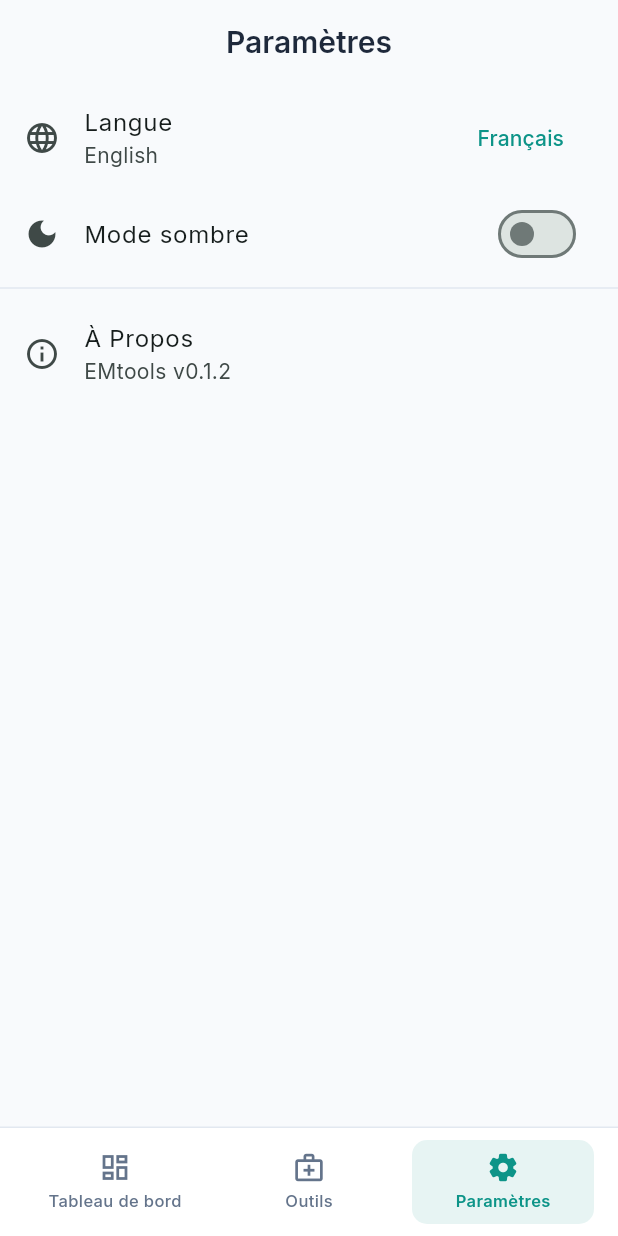
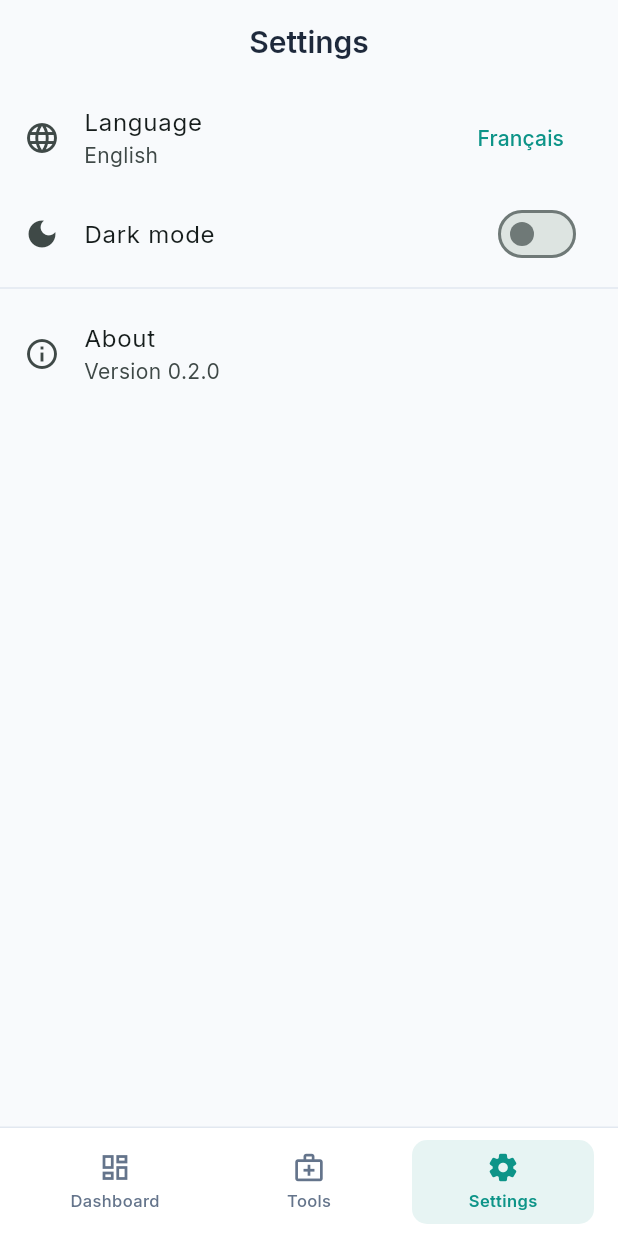
Before and after one commit to medlabib/EMtools, a Flutter app: the SettingsScreen screen opened by its route, after a tap on "English", on a phone screen of 412 x 824 dp. Run offline on Flutter 3.47's test engine with Material 3 defaults, Android fonts, the phone set to English and light mode, and no system bars; our stand-ins replace flutter_riverpod, go_router, google_fonts, shared_preferences, wakelock_plus; accounts and stored records are empty.

Commit message:
refactor(l10n): simplify localization and language state management
- Remove Riverpod dependency and Provider for localization strings
- Use static method to set and update current language strings in AppStrings
- Initialize default language as English in AppStrings
- Update AppStrings.t fallback to English strings instead of French
- Add debug prints on ambient language changes and language setting
- Change languageProvider to notify AppStrings on language updates
- Use ValueNotifier for language change events to trigger UI rebuilds
- Update UI text for app version dynamically using localized string
- Replace hardcoded 'ECG' label with localized string in medical report screen
- Add ValueKey to AppShell for language/version dependent widget rebuilding

```diff
--- a/lib/core/l10n/app_strings.dart
+++ b/lib/core/l10n/app_strings.dart
@@ -1,6 +1,4 @@
 import 'package:flutter/widgets.dart';
-import 'package:flutter_riverpod/flutter_riverpod.dart';
-import '../../presentation/providers/language_provider.dart';
 
 const _en = <String, String>{
   // General
@@ -547,6 +545,11 @@ const _en = <String, String>{
   'ecgIrregular': 'Irregular',
   'ecgAFib': 'AFib',
   'ecgFlutter': 'Flutter',
+  // App
+  'appVersion': 'Version {0}',
+
+  // ECG section title
+  'ecgLabel': 'ECG',
   // ECG components
   'ecgNormal': 'Normal',
   'ecgTall': 'Tall',
@@ -924,7 +927,7 @@ const _fr = <String, String>{
   'lactate': 'Lactate',
   'sodium': 'Sodium',
   'potassium': 'Potassium',
-  'chloride': 'Chlore',
+  'chloride': 'Chlorure',
   'glucose': 'Glucose',
   'hemoglobin': 'Hémoglobine',
   'saturation': 'Saturation',
@@ -1019,12 +1022,12 @@ const _fr = <String, String>{
   'medicalReportTitle': 'Évaluation ABCDE',
   'patientInfo': 'Informations Patient',
   'chiefComplaint': 'Motif de Consultation',
-  'historyOfPresentIllness': 'Histoire de la Maladie',
+  'historyOfPresentIllness': 'Histoire de la maladie (HDM)',
   'pastMedicalHistory': 'Antécédents Médicaux',
   'medications': 'Médicaments',
   'allergies': 'Allergies',
   'familyHistory': 'Antécédents Familiaux',
-  'socialHistory': 'Mode de Vie',
+  'socialHistory': 'Habitudes de vie',
   'physicalExam': 'Examen Physique',
   'vitalSigns': 'Signes Vitaux',
   'assessment': 'Évaluation',
@@ -1080,7 +1083,7 @@ const _fr = <String, String>{
   'users': 'Utilisateurs',
   'userManagement': 'Gestion des Utilisateurs',
   'statistics': 'Statistiques',
-  'analytics': 'Analytiques',
+  'analytics': 'Analyses',
   'systemSettings': 'Paramètres Système',
   'logs': 'Journaux',
   'active': 'Actif',
@@ -1292,6 +1295,8 @@ const _fr = <String, String>{
   'ecgIrregular': 'Irrégulier',
   'ecgAFib': 'FA',
   'ecgFlutter': 'Flutter',
+  // ECG section title
+  'ecgLabel': 'ECG',
   // ECG components
   'ecgNormal': 'Normale',
   'ecgTall': 'Ample',
@@ -1325,12 +1330,12 @@ const _fr = <String, String>{
   'completeAnalysis': 'Analyse complète avec ventilation',
   'calculatedParameters': 'Paramètres calculés',
   'vtPerKgPBW': 'Vt/kg PBW',
-  'drivingPressureMetric': 'Driving Pressure',
+  'drivingPressureMetric': 'Pression motrice',
   'caO2': 'CaO₂',
   'bloodGasSection': 'Gazométrie',
-  'biochemistrySection': 'Biochemistry',
+  'biochemistrySection': 'Biochimie',
   'albumin': 'Albumine',
-  'ventilatorSection': 'Ventilator',
+  'ventilatorSection': 'Paramètres ventilatoires',
   'vt': 'Vt',
   'respiratoryRateLabel': 'FR',
   'peep': 'PEEP',
@@ -1403,10 +1408,11 @@ const _fr = <String, String>{
   'lastUpdated': 'Dernière mise à jour: {0}',
   'stepsCountLabel': '{0} étapes',
 
+  // Version
+  'appVersion': 'Version {0}',
+
   // Settings
   'appDisclaimer': '⚠️ Cette application est un outil d\'aide à la décision et ne remplace pas le jugement clinique.',
-
-  // Vasoactive
   'vasopressors': 'Vasopresseurs',
   'inotropes': 'Inotropes',
   'vasodilators': 'Vasodilatateurs',
@@ -1492,17 +1498,10 @@ const _fr = <String, String>{
   'newborn': 'Nouveau-né',
 };
 
-final locProvider = Provider<Map<String, String>>((ref) {
-  final lang = ref.watch(languageProvider);
-  final map = lang == AppLanguage.english ? _en : _fr;
-  AppStrings._currentStrings = map;
-  return map;
-});
-
 /// Convenience extension for getting localized strings from BuildContext
 extension Loc on BuildContext {
   String t(String key) {
-    return AppStrings._currentStrings[key] ?? _fr[key] ?? key;
+    return AppStrings._currentStrings[key] ?? _en[key] ?? key;
   }
 }
 
@@ -1510,9 +1509,14 @@ extension Loc on BuildContext {
 /// Uses a static map directly updated by the provider.
 // ignore: non_constant_identifier_names
 class AppStrings {
-  static Map<String, String> _currentStrings = _fr;
-
-  static String _t(String key) => _currentStrings[key] ?? _fr[key] ?? key;
+  static Map<String, String> _currentStrings = _en;
+
+  /// Called eagerly by the language provider whenever the language changes.
+  static void setLanguage(int langIndex) {
+    _currentStrings = langIndex == 1 ? _en : _fr;
+  }
+
+  static String _t(String key) => _currentStrings[key] ?? _en[key] ?? key;
 
   static void setAmbientContext(BuildContext? ctx) {}
   static void refreshContext() {}
--- a/lib/core/l10n/localized.dart
+++ b/lib/core/l10n/localized.dart
@@ -52,6 +52,7 @@ AppLanguage lStringAmbientLanguage = AppLanguage.french;
 final ambientLanguageProvider = Provider<AppLanguage>((ref) {
   final lang = ref.watch(languageProvider);
   lStringAmbientLanguage = lang;
+  debugPrint('[ambientLanguage] updated lStringAmbientLanguage → ${lang.name}');
   return lang;
 });
 
--- a/lib/presentation/providers/language_provider.dart
+++ b/lib/presentation/providers/language_provider.dart
@@ -1,6 +1,8 @@
 import 'package:flutter/foundation.dart';
 import 'package:flutter_riverpod/flutter_riverpod.dart';
 import 'package:shared_preferences/shared_preferences.dart';
+
+import '../../core/l10n/app_strings.dart';
 
 enum AppLanguage { french, english }
 
@@ -15,6 +17,7 @@ class LanguageNotifier extends Notifier<AppLanguage> {
 
   @override
   AppLanguage build() {
+    AppStrings.setLanguage(AppLanguage.french.index);
     _loadLanguage();
     return AppLanguage.french;
   }
@@ -22,14 +25,19 @@ class LanguageNotifier extends Notifier<AppLanguage> {
   Future<void> _loadLanguage() async {
     final prefs = await SharedPreferences.getInstance();
     final lang = prefs.getString(_langKey);
-    state = lang == 'english' ? AppLanguage.english : AppLanguage.french;
+    final newLang = lang == 'english' ? AppLanguage.english : AppLanguage.french;
+    state = newLang;
+    AppStrings.setLanguage(newLang.index);
+    languageChangeNotifier.value++;
   }
 
   Future<void> setLanguage(AppLanguage lang) async {
+    debugPrint('[LanguageNotifier] setLanguage → $lang (index=${lang.index})');
     state = lang;
+    AppStrings.setLanguage(lang.index);
+    languageChangeNotifier.value++;
     final prefs = await SharedPreferences.getInstance();
     await prefs.setString(_langKey, lang == AppLanguage.english ? 'english' : 'french');
-    languageChangeNotifier.value++;
   }
 
   Future<void> toggleLanguage() async {
--- a/lib/presentation/screens/settings_screen.dart
+++ b/lib/presentation/screens/settings_screen.dart
@@ -40,7 +40,7 @@ class SettingsScreen extends ConsumerWidget {
           ListTile(
             leading: const Icon(Icons.info_outline),
             title: Text(AppStrings.about),
-            subtitle: const Text('EMtools v0.1.2'),
+            subtitle: Text(context.t('appVersion').replaceAll('{0}', '0.2.0')),
             onTap: () {
               showAboutDialog(
                 context: context,
--- a/lib/presentation/screens/tools/medical_report/medical_report_screen.dart
+++ b/lib/presentation/screens/tools/medical_report/medical_report_screen.dart
@@ -788,7 +788,7 @@ class _MedicalReportScreenState extends ConsumerState<MedicalReportScreen>
       padding: const EdgeInsets.all(16),
       decoration: BoxDecoration(color: AppColors.error.withValues(alpha: isDark ? 0.15 : 0.05), borderRadius: BorderRadius.circular(16), border: Border.all(color: AppColors.error.withValues(alpha: 0.2))),
       child: Column(crossAxisAlignment: CrossAxisAlignment.start, children: [
-        Row(children: [Icon(Icons.monitor_heart, color: AppColors.error, size: 20), const SizedBox(width: 8), Text('ECG', style: TextStyle(fontWeight: FontWeight.bold, fontSize: 16, color: AppColors.getTextPrimary(isDark)))]),
+        Row(children: [Icon(Icons.monitor_heart, color: AppColors.error, size: 20), const SizedBox(width: 8), Text(context.t('ecgLabel'), style: TextStyle(fontWeight: FontWeight.bold, fontSize: 16, color: AppColors.getTextPrimary(isDark)))]),
         const SizedBox(height: 16),
         Row(children: [
           Expanded(child: _buildDropdownField(value: _ecgRhythm, label: context.t('rhythm'), icon: Icons.timeline, items: [DropdownMenuItem(value: 'sinus', child: Text(context.t('ecgSinus'))), DropdownMenuItem(value: 'irregular', child: Text(context.t('ecgIrregular'))), DropdownMenuItem(value: 'af', child: Text(context.t('ecgAFib'))), DropdownMenuItem(value: 'flutter', child: Text(context.t('ecgFlutter')))], onChanged: (v) => setState(() => _ecgRhythm = v!))),
--- a/lib/presentation/widgets/app_shell.dart
+++ b/lib/presentation/widgets/app_shell.dart
@@ -21,9 +21,12 @@ class LanguageRebuildShell extends ConsumerWidget {
   @override
   Widget build(BuildContext context, WidgetRef ref) {
     final lang = ref.watch(languageProvider);
+    final ver = languageChangeNotifier.value;
+    debugPrint('[LanguageRebuildShell] build → lang=${lang.name}, ver=$ver, location=$location');
     return AppShell(
+      key: ValueKey('shell_${lang.name}_$ver'),
       location: location,
-      child: KeyedSubtree(key: ValueKey('lang_${lang.name}'), child: child),
+      child: child,
     );
   }
 }
```
